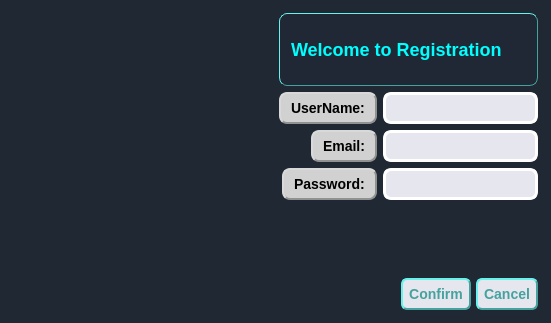
This is ui/registr.ui in kiozet/TaskManagerWithAI as Qt 5 draws it before an edit. The edited form follows.
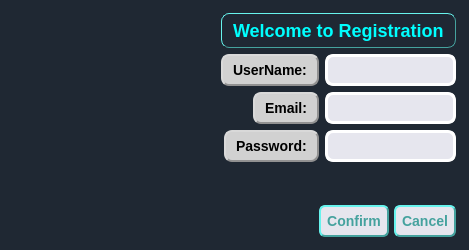
This is the edited form.

Commit message: edit enot size

What changed in the file:
```diff
--- a/ui/registr.ui
+++ b/ui/registr.ui
@@ -6,8 +6,8 @@
    <rect>
     <x>0</x>
     <y>0</y>
-    <width>551</width>
-    <height>323</height>
+    <width>469</width>
+    <height>250</height>
    </rect>
   </property>
   <property name="sizePolicy">
@@ -31,11 +31,17 @@
    <item>
     <widget class="QLabel" name="GIF">
      <property name="sizePolicy">
-      <sizepolicy hsizetype="Expanding" vsizetype="Expanding">
+      <sizepolicy hsizetype="MinimumExpanding" vsizetype="Expanding">
        <horstretch>0</horstretch>
        <verstretch>0</verstretch>
       </sizepolicy>
      </property>
+     <property name="minimumSize">
+      <size>
+       <width>200</width>
+       <height>200</height>
+      </size>
+     </property>
      <property name="text">
       <string/>
      </property>
```
